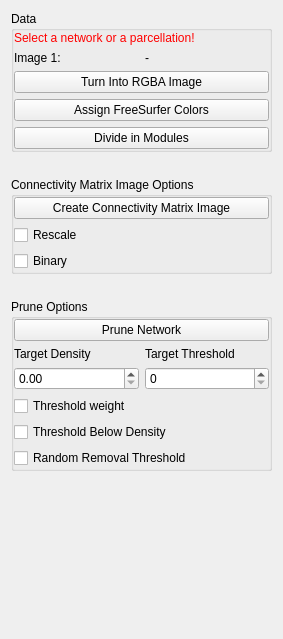
Above: Plugins/org.mitk.gui.qt.diffusionimaging.connectomics/src/internal/QmitkConnectomicsNetworkOperationsViewControls.ui from MITK/MITK before the change. Below: the same form after it.
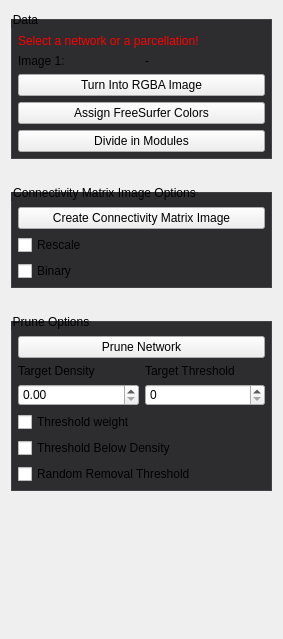
That is the form after the change.

Commit message: Update diffusion view style

What changed in the file:
```diff
--- a/Plugins/org.mitk.gui.qt.diffusionimaging.connectomics/src/internal/QmitkConnectomicsNetworkOperationsViewControls.ui
+++ b/Plugins/org.mitk.gui.qt.diffusionimaging.connectomics/src/internal/QmitkConnectomicsNetworkOperationsViewControls.ui
@@ -19,6 +19,43 @@
   <property name="windowTitle">
    <string>QmitkTemplate</string>
   </property>
+  <property name="styleSheet">
+   <string>QCommandLinkButton {
+  font-weight: normal;
+}
+
+QCommandLinkButton:disabled {
+  border: none;
+  font-weight: lighter;
+}
+
+QToolBox::tab {
+  border: 1px solid #434346;
+  font-weight: bold;
+}
+
+QToolBox::tab:hover {
+  background-color: #434346;
+  font-weight: bold;
+}
+
+QToolBox::tab:selected {
+  background-color: #1c97ea;
+  border: 1px solid #1c97ea;
+  font-weight: bold;
+}
+
+QGroupBox {
+  border: 1px solid #434346;
+  background-color: #2d2d30;
+  margin-top: 8px;
+  padding-top: 8px;
+}
+
+QGroupBox, QGroupBox:disabled {
+  background-color: #2d2d30;
+}</string>
+  </property>
   <layout class="QGridLayout" name="gridLayout">
    <property name="verticalSpacing">
     <number>25</number>
@@ -30,16 +67,16 @@
      </property>
      <layout class="QVBoxLayout" name="verticalLayout_4">
       <property name="leftMargin">
-       <number>0</number>
+       <number>6</number>
       </property>
       <property name="topMargin">
-       <number>0</number>
+       <number>6</number>
       </property>
       <property name="rightMargin">
-       <number>0</number>
+       <number>6</number>
       </property>
       <property name="bottomMargin">
-       <number>0</number>
+       <number>6</number>
       </property>
       <item>
        <widget class="QLabel" name="lblWarning">
@@ -103,16 +140,16 @@
      </property>
      <layout class="QGridLayout" name="gridLayout_2">
       <property name="leftMargin">
-       <number>0</number>
+       <number>6</number>
       </property>
       <property name="topMargin">
-       <number>0</number>
+       <number>6</number>
       </property>
       <property name="rightMargin">
-       <number>0</number>
+       <number>6</number>
       </property>
       <property name="bottomMargin">
-       <number>0</number>
+       <number>6</number>
       </property>
       <item row="0" column="0">
        <widget class="QPushButton" name="createConnectivityMatrixImagePushButton">
@@ -153,16 +190,16 @@
      </property>
      <layout class="QGridLayout" name="gridLayout_3">
       <property name="leftMargin">
-       <number>0</number>
+       <number>6</number>
       </property>
       <property name="topMargin">
-       <number>0</number>
+       <number>6</number>
       </property>
       <property name="rightMargin">
-       <number>0</number>
+       <number>6</number>
       </property>
       <property name="bottomMargin">
-       <number>0</number>
+       <number>6</number>
       </property>
       <item row="0" column="0">
        <widget class="QPushButton" name="prunePushButton">
@@ -270,7 +307,7 @@
    </item>
   </layout>
  </widget>
- <layoutdefault spacing="6" margin="11"/>
- <resources/>
- <connections/>
+ <layoutdefault spacing="6" margin="11"></layoutdefault>
+ <resources></resources>
+ <connections></connections>
 </ui>
```
Left out of the diff: 10 changed lines with no effect on the pictures. The commit also changes 32 other files.
